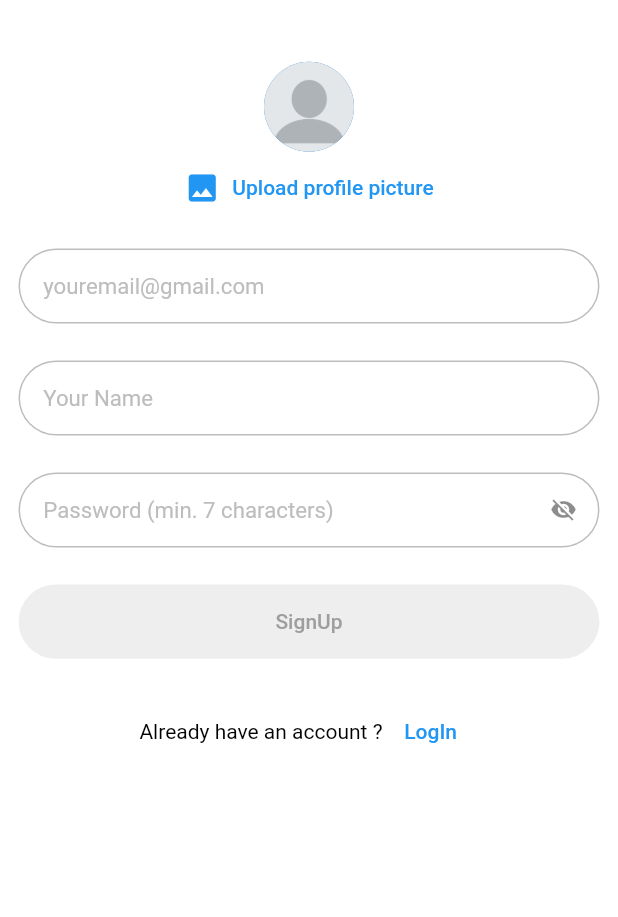
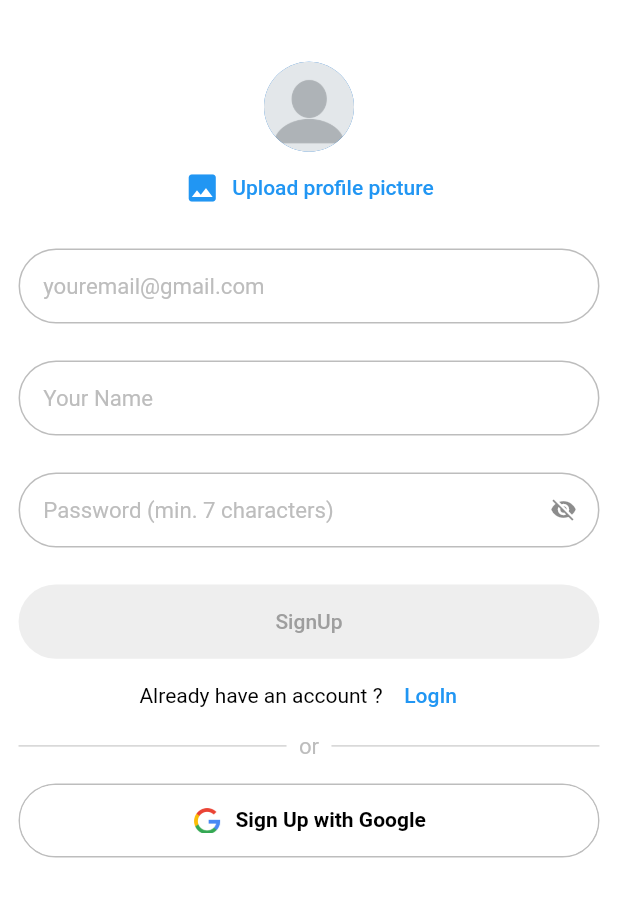
Before and after one commit to RohanSengupta326/BugTracker, a Flutter app: the screen it shows after launch, on a phone screen of 412 x 824 dp, the part 238-1155 px from its top. Run offline on Flutter 3.47's test engine with Material 2 defaults, Android fonts, the phone set to English and light mode, and no system bars; our stand-ins replace cloud_firestore, firebase_auth, firebase_core, firebase_storage, font_awesome_flutter, get and 2 more; missing offline and left inert: android_intent_plus, device_apps; accounts and stored records are empty.

Commit message:
google signup option added

```diff
--- a/lib/views/pages/authPage/authPage.dart
+++ b/lib/views/pages/authPage/authPage.dart
@@ -369,7 +369,7 @@ class _AuthPageState extends State<AuthPage> {
                           ),
                         ),
                       SizedBox(
-                        height: Get.height * 0.03,
+                        height: Get.height * 0.001,
                       ),
                       Row(
                         mainAxisAlignment: MainAxisAlignment.center,
@@ -396,7 +396,79 @@ class _AuthPageState extends State<AuthPage> {
                         ],
                       ),
                       SizedBox(
-                        height: Get.height * 0.03,
+                        height: Get.height * 0.001,
+                      ),
+                      Row(
+                        children: [
+                          Expanded(
+                            flex: 1,
+                            child: Divider(
+                              color: Colors.grey.shade400,
+                            ),
+                          ),
+                          Padding(
+                            padding: EdgeInsets.symmetric(
+                                horizontal: Get.height * 0.01),
+                            child: Text(
+                              "or",
+                              style: TextStyle(
+                                  fontSize: Get.height * 0.018,
+                                  color: Colors.grey.shade400),
+                            ),
+                          ),
+                          Expanded(
+                            flex: 1,
+                            child: Divider(color: Colors.grey.shade400),
+                          ),
+                        ],
+                      ),
+                      SizedBox(
+                        height: Get.height * 0.02,
+                      ),
+                      Container(
+                        decoration: BoxDecoration(
+                            border: Border.all(color: Colors.grey.shade400),
+                            borderRadius: BorderRadius.circular(25)),
+                        height: Get.height * 0.06,
+                        width: Get.width,
+                        child: ElevatedButton(
+                          onPressed: () {},
+                          style: ButtonStyle(
+                            elevation: const MaterialStatePropertyAll(0),
+                            shape: MaterialStatePropertyAll(
+                              RoundedRectangleBorder(
+                                borderRadius: BorderRadius.circular(25),
+                              ),
+                            ),
+                            backgroundColor:
+                                MaterialStatePropertyAll(Colors.white),
+                          ),
+                          child: RichText(
+                            text: TextSpan(
+                              children: [
+                                WidgetSpan(
+                                  child: Padding(
+                                    padding: EdgeInsets.only(
+                                        right: Get.width * 0.02),
+                                    child: Image.asset(
+                                      'assets/images/google_sign_in.png',
+                                      height: Get.height * 0.02,
+                                      width: Get.width * 0.05,
+                                      fit: BoxFit.cover,
+                                    ),
+                                  ),
+                                ),
+                                TextSpan(
+                                  text: 'Sign Up with Google',
+                                  style: TextStyle(
+                                    color: Colors.black,
+                                    fontWeight: FontWeight.bold,
+                                  ),
+                                ),
+                              ],
+                            ),
+                          ),
+                        ),
                       ),
                     ],
                   ),
--- a/pubspec.yaml
+++ b/pubspec.yaml
@@ -73,6 +73,7 @@ flutter:
   # To add assets to your application, add an assets section, like this:
   assets:
     - assets/images/userdp.jpg
+    - assets/images/google_sign_in.png
   #   - images/a_dot_ham.jpeg
 
   # An image asset can refer to one or more resolution-specific "variants", see
```
Also changed, not shown: assets/images/google_sign_in.png (added).
